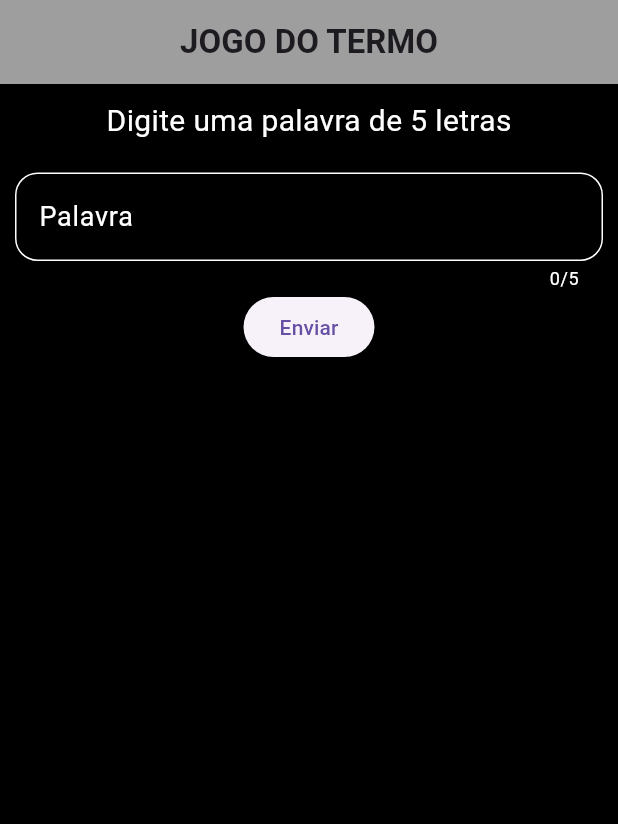
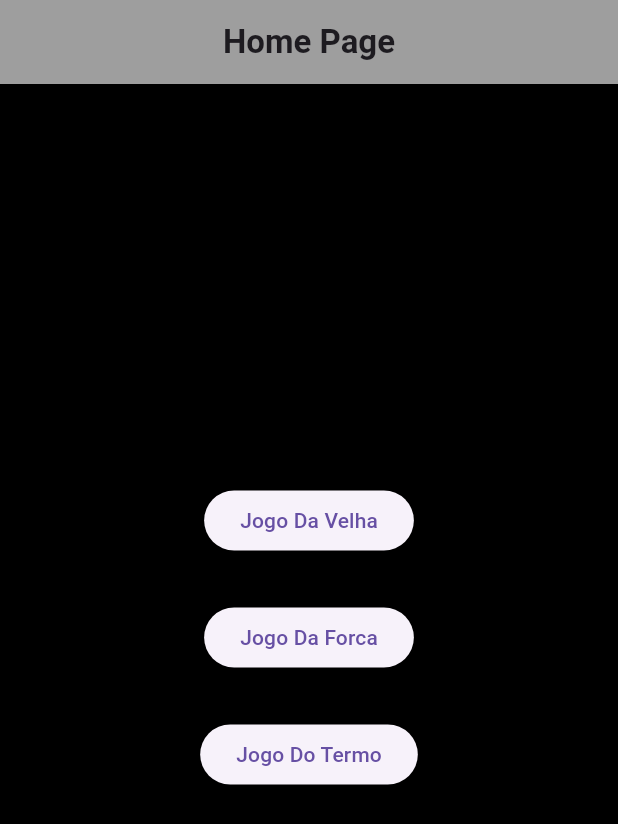
Before and after one commit to JoaoReinert/AppDeJogos, a Flutter app: the screen it shows after launch, on a phone screen of 412 x 824 dp. Shown: the top 824 px of the screen. Run offline on Flutter 3.47's test engine with Material 3 defaults, Android fonts, the phone set to English and light mode, and no system bars.

Commit message:
homePage

```diff
--- a/lib/appWidget.dart
+++ b/lib/appWidget.dart
@@ -1,4 +1,7 @@
+
+
 import 'package:flutter/material.dart';
+import 'package:jogos/homePage.dart';
 import 'package:jogos/jogoDaForca.dart';
 import 'package:jogos/jogoDaVelha.dart';
 import 'package:jogos/jogoDoTermo.dart';
@@ -13,9 +16,15 @@ class MyWidget extends StatefulWidget {
 class _MyWidgetState extends State<MyWidget> {
   @override
   Widget build(BuildContext context) {
-     return const MaterialApp(
+     return MaterialApp(
+      initialRoute: '/home',
+      routes: {
+        '/home' : (context) => const HomePage(),
+        '/jogoDaVelha' : (context) => const JogoDaVelha(),
+        '/jogoDoTermo' : (context) => const JogoDoTermo(),
+        '/jogoDaForca' :(context) => const JogoDaForca(),
+      },
         debugShowCheckedModeBanner: false,
-        home: JogoDoTermo(),
     );
   }
 }
--- a/lib/homePage.dart
+++ b/lib/homePage.dart
@@ -0,0 +1,64 @@
+import 'package:flutter/material.dart';
+
+class HomePage extends StatefulWidget {
+  const HomePage({super.key});
+
+  @override
+  State<HomePage> createState() => _HomePageState();
+}
+
+class _HomePageState extends State<HomePage> {
+  @override
+  Widget build(BuildContext context) {
+    return Scaffold(
+      backgroundColor: Colors.black,
+      appBar: AppBar(
+        backgroundColor: Colors.grey,
+        title: const Center(
+          child: Text(
+            'Home Page',
+            style: TextStyle(fontWeight: FontWeight.bold),
+          ),
+        ),
+      ),
+      body: Padding(
+
+        padding: const EdgeInsets.all(20),
+        child: Center(
+          child: Column(
+            mainAxisAlignment: MainAxisAlignment.center,
+            children: [
+              ElevatedButton(
+                onPressed: () {
+                  Navigator.pushNamed(context, '/jogoDaVelha');
+                },
+                child: const Text('Jogo Da Velha'),
+              ),
+              const SizedBox(
+                height: 30,
+              ),
+              ElevatedButton(
+                onPressed: () {
+                  Navigator.pushNamed(context, '/jogoDaForca');
+                },
+                child: const Text('Jogo Da Forca'),
+              ),
+              const SizedBox(
+                height: 30,
+              ),
+              ElevatedButton(
+                onPressed: () {
+                  Navigator.pushNamed(context, '/jogoDoTermo');
+                },
+                child: const Text('Jogo Do Termo'),
+              ),
+              const SizedBox(
+                height: 30,
+              ),
+            ],
+          ),
+        ),
+      ),
+    );
+  }
+}
```
